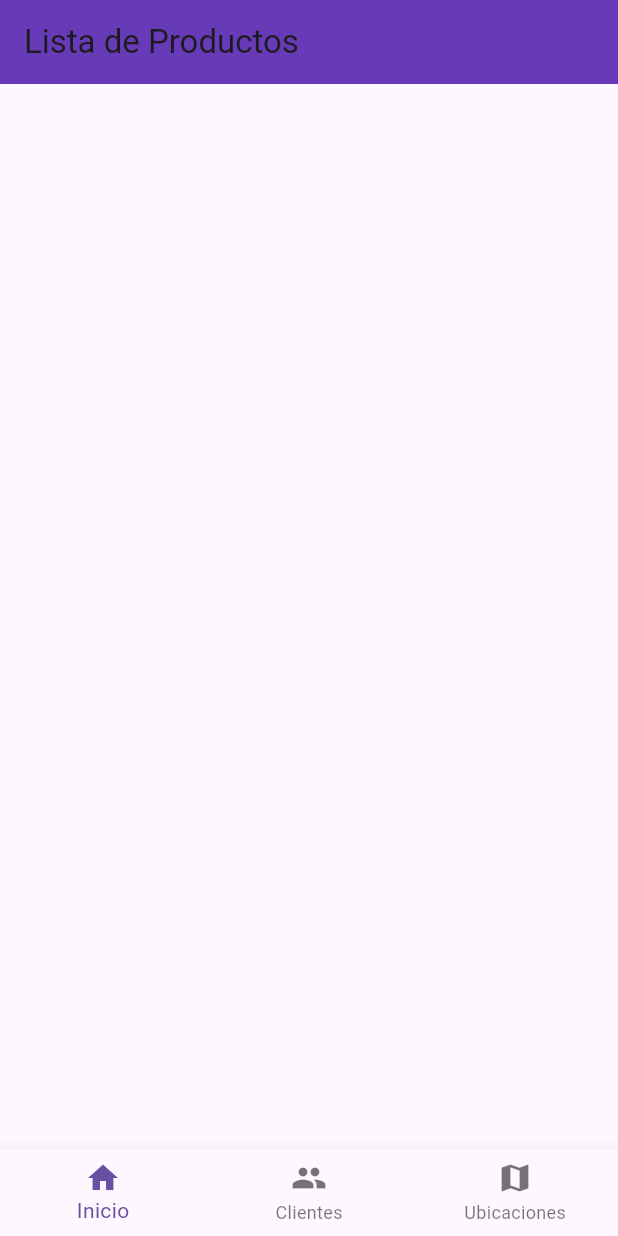
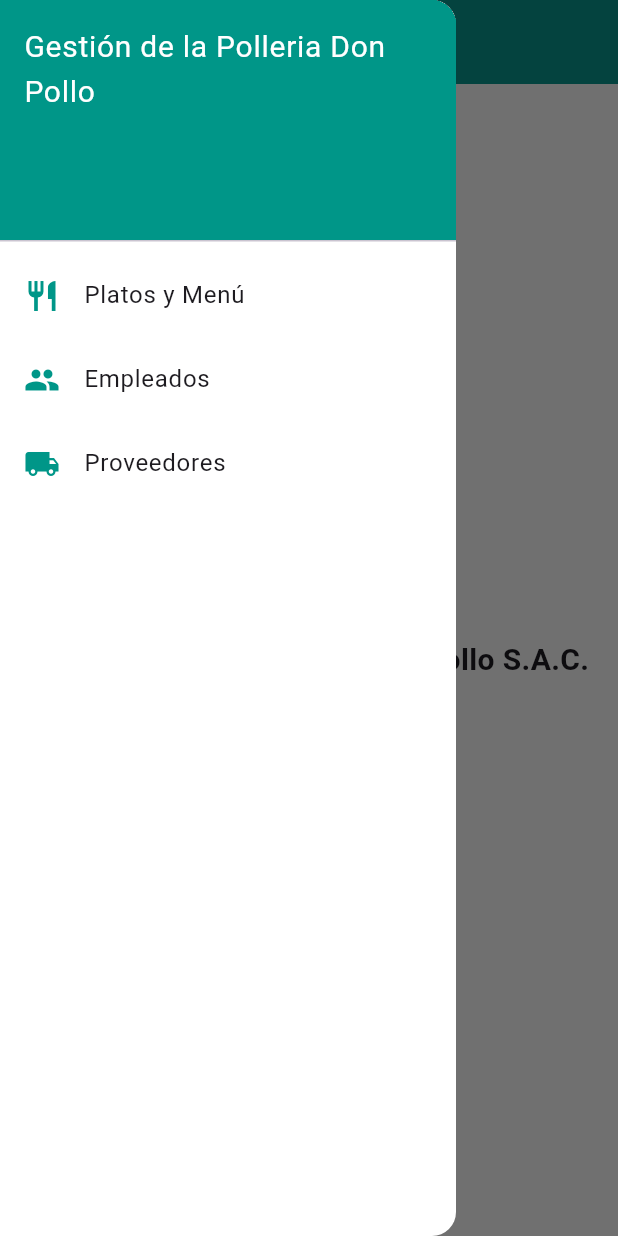
Before and after one commit to DayanaJC/trabajo-en-clases--unidad-dos, a Flutter app: the screen it shows after launch, with the side drawer open (before the commit the screen has no drawer), on a phone screen of 412 x 824 dp. Run offline on Flutter 3.47's test engine with Material 3 defaults, Android fonts, the phone set to English and light mode, and no system bars; our stand-ins replace cloud_firestore, firebase_core; accounts and stored records are empty.

Commit message:
App de unidad 2

```diff
--- a/lib/cliente_screen.dart
+++ /dev/null
@@ -1,20 +0,0 @@
-import 'package:flutter/material.dart';
-
-void main() {
-  runApp(const cliente_screen());
-}
-
-class cliente_screen extends StatelessWidget {
-  const cliente_screen({super.key});
-
-  @override
-  Widget build(BuildContext context) {
-    return const MaterialApp(
-      home: Scaffold(
-        body: Center(
-          child: Text('Hello World!'),
-        ),
-      ),
-    );
-  }
-}
--- a/lib/home_screen.dart
+++ /dev/null
@@ -1,41 +0,0 @@
-import 'package:flutter/material.dart';
-import 'package:cloud_firestore/cloud_firestore.dart';
-
-class home_screen extends StatelessWidget {
-  const home_screen({super.key});
-
-  @override
-  Widget build(BuildContext context) {
-    return Scaffold(
-      appBar: AppBar(
-        title: const Text("Lista de Productos"),
-        backgroundColor: Colors.deepPurple,
-      ),
-      body: StreamBuilder<QuerySnapshot>(
-        stream: FirebaseFirestore.instance.collection('productos').snapshots(),
-        builder: (context, snapshot) {
-          if (snapshot.hasError) {
-            return const Center(child: Text("Error al cargar productos"));
-          }
-          if (snapshot.connectionState == ConnectionState.waiting) {
-            return const Center(child: CircularProgressIndicator());
-          }
-
-          final productos = snapshot.data!.docs;
-
-          return ListView.builder(
-            itemCount: productos.length,
-            itemBuilder: (context, index) {
-              var producto = productos[index];
-              return ListTile(
-                title: Text(producto['nombre']),
-                subtitle: Text("Precio: S/. ${producto['precio']}"),
-                trailing: Text("Stock: ${producto['stock']}"),
-              );
-            },
-          );
-        },
-      ),
-    );
-  }
-}
--- a/lib/main.dart
+++ b/lib/main.dart
@@ -1,75 +1,99 @@
-import 'cliente_screen.dart';
-import 'home_screen.dart';
-import 'ubications_screen.dart';
+import 'package:flutter/material.dart';
 import 'package:firebase_core/firebase_core.dart';
-import 'package:firebase_database/firebase_database.dart';
-import 'package:flutter/material.dart';
-
-
+import 'platos_menu.dart';
+import 'empleados.dart';
+import 'proveedores.dart';
 
 void main() async {
   WidgetsFlutterBinding.ensureInitialized();
   await Firebase.initializeApp();
-  runApp(const MainApp());
+  runApp(const MyApp());
 }
 
-
-class MainApp extends StatelessWidget {
-  const MainApp({super.key});
+class MyApp extends StatelessWidget {
+  const MyApp({super.key});
 
   @override
   Widget build(BuildContext context) {
     return MaterialApp(
-      title: "Bottom Nav Bar",
-      theme: ThemeData(primarySwatch: Colors.deepPurple),
-      home: const BottomNav(),
+      debugShowCheckedModeBanner: false,
+      title: 'Gestión del Restaurante',
+      theme: ThemeData(
+        primarySwatch: Colors.teal,
+        scaffoldBackgroundColor: Colors.grey[100],
+        appBarTheme: const AppBarTheme(
+          backgroundColor: Colors.teal,
+          foregroundColor: Colors.white,
+          elevation: 3,
+        ),
+        drawerTheme: const DrawerThemeData(
+          backgroundColor: Colors.white,
+        ),
+        floatingActionButtonTheme: const FloatingActionButtonThemeData(
+          backgroundColor: Colors.teal,
+          foregroundColor: Colors.white,
+        ),
+      ),
+      home: const HomeScreen(),
     );
   }
 }
 
-class BottomNav extends StatefulWidget {
-  const BottomNav({super.key});
-
-  @override
-  State<BottomNav> createState() => _BottomNavState();
-}
-
-class _BottomNavState extends State<BottomNav> {
-  int _seleccion = 0;
-
-  final List<Widget> _pantallas = const [
-    home_screen(),      // 👈 aquí va tu lista de productos
-    cliente_screen(),
-    ubications_screen(),
-  ];
-
-  void _onItemSelected(int item) {
-    setState(() {
-      _seleccion = item;
-    });
-  }
+class HomeScreen extends StatelessWidget {
+  const HomeScreen({super.key});
 
   @override
   Widget build(BuildContext context) {
     return Scaffold(
-      body: _pantallas[_seleccion],
-      bottomNavigationBar: BottomNavigationBar(
-        currentIndex: _seleccion,
-        onTap: _onItemSelected,
-        items: const [
-          BottomNavigationBarItem(
-            icon: Icon(Icons.home),
-            label: "Inicio",
-          ),
-          BottomNavigationBarItem(
-            icon: Icon(Icons.people),
-            label: "Clientes",
-          ),
-          BottomNavigationBarItem(
-            icon: Icon(Icons.map),
-            label: "Ubicaciones",
-          ),
-        ],
+      appBar: AppBar(title: const Text('Panel Principal')),
+      body: const Center(
+        child: Text(
+          'Bienvenido a la Pollería Don Pollo S.A.C.',
+          style: TextStyle(fontSize: 20, fontWeight: FontWeight.bold),
+        ),
+      ),
+      drawer: Drawer(
+        child: ListView(
+          children: [
+            const DrawerHeader(
+              decoration: BoxDecoration(color: Colors.teal),
+              child: Text(
+                'Gestión de la Polleria Don Pollo',
+                style: TextStyle(color: Colors.white, fontSize: 20),
+              ),
+            ),
+            ListTile(
+              leading: const Icon(Icons.restaurant, color: Colors.teal),
+              title: const Text('Platos y Menú'),
+              onTap: () {
+                Navigator.push(
+                  context,
+                  MaterialPageRoute(builder: (_) => PlatosMenuScreen()),
+                );
+              },
+            ),
+            ListTile(
+              leading: const Icon(Icons.people, color: Colors.teal),
+              title: const Text('Empleados'),
+              onTap: () {
+                Navigator.push(
+                  context,
+                  MaterialPageRoute(builder: (_) => EmpleadosScreen()),
+                );
+              },
+            ),
+            ListTile(
+              leading: const Icon(Icons.local_shipping, color: Colors.teal),
+              title: const Text('Proveedores'),
+              onTap: () {
+                Navigator.push(
+                  context,
+                  MaterialPageRoute(builder: (_) => ProveedoresScreen()),
+                );
+              },
+            ),
+          ],
+        ),
       ),
     );
   }
--- a/lib/ubications_screen.dart
+++ /dev/null
@@ -1,20 +0,0 @@
-import 'package:flutter/material.dart';
-
-void main() {
-  runApp(const ubications_screen());
-}
-
-class ubications_screen extends StatelessWidget {
-  const ubications_screen({super.key});
-
-  @override
-  Widget build(BuildContext context) {
-    return const MaterialApp(
-      home: Scaffold(
-        body: Center(
-          child: Text('Hello World!'),
-        ),
-      ),
-    );
-  }
-}
```
Also changed, not shown: lib/empleados.dart (added, +223 -0 lines), lib/platos_menu.dart (added, +144 -0 lines), lib/proveedores.dart (added, +147 -0 lines), 1 other file.
